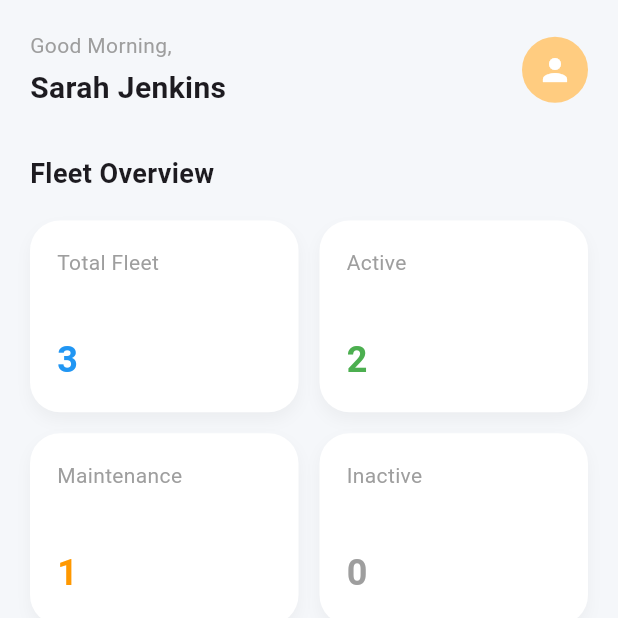
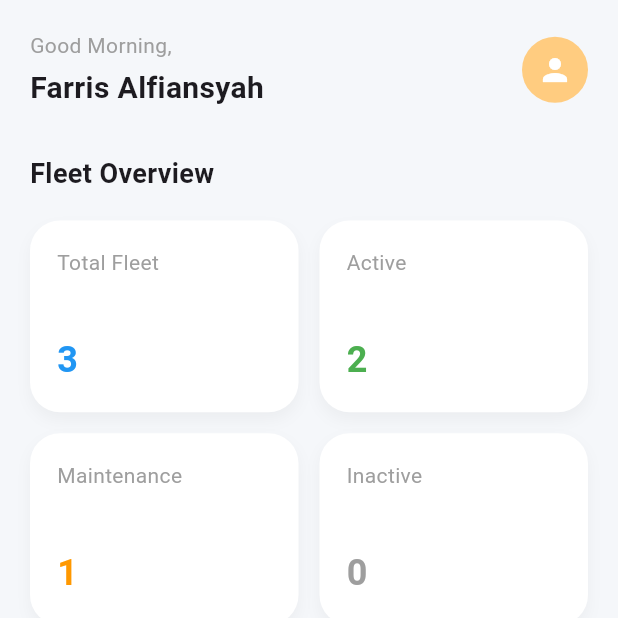
Before and after one commit to Farris636/Minpro_2-PAB, a Flutter app: the screen it shows after launch, on a phone screen of 412 x 824 dp, the top half of it. Run offline on Flutter 3.47's test engine with Material 3 defaults, Android fonts, the phone set to English and light mode, and no system bars.

Commit message:
update home page

```diff
--- a/lib/pages/home_page.dart
+++ b/lib/pages/home_page.dart
@@ -30,7 +30,7 @@ class HomePage extends StatelessWidget {
                       ),
                       SizedBox(height: 4),
                       Text(
-                        "Sarah Jenkins",
+                        "Farris Alfiansyah",
                         style: TextStyle(
                           fontSize: 20,
                           fontWeight: FontWeight.bold,
```
